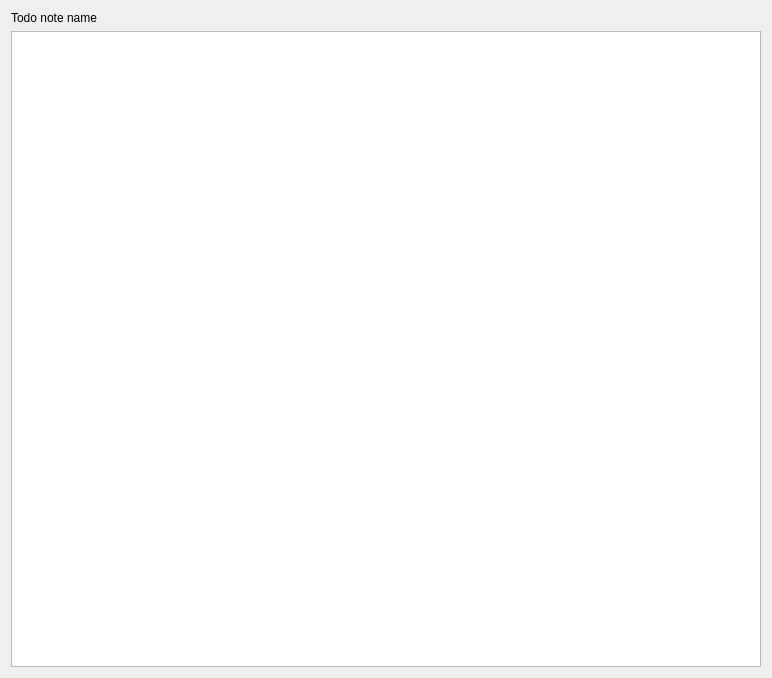
Above: Notessa/todo_notes/ui/show_todo_note_widget.ui from Eixini/Notessa before the change. Below: the same form after it.
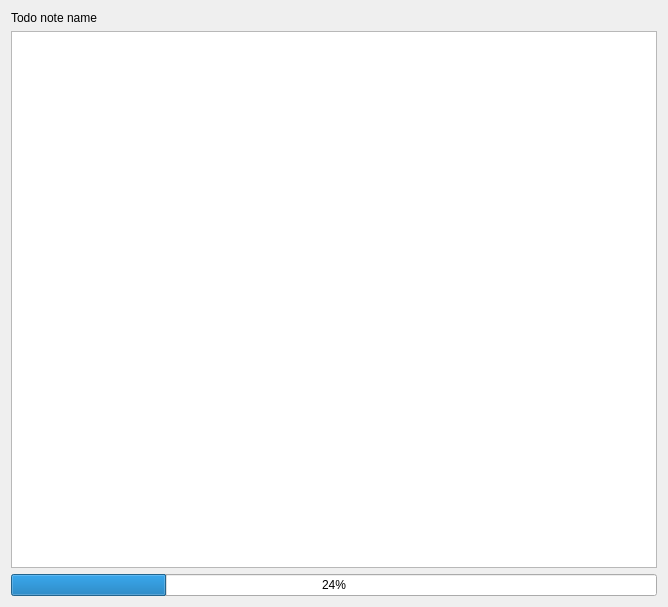
That is the form after the change.

```diff
--- a/Notessa/todo_notes/ui/show_todo_note_widget.ui
+++ b/Notessa/todo_notes/ui/show_todo_note_widget.ui
@@ -6,8 +6,8 @@
    <rect>
     <x>0</x>
     <y>0</y>
-    <width>772</width>
-    <height>678</height>
+    <width>668</width>
+    <height>607</height>
    </rect>
   </property>
   <property name="windowTitle">
@@ -24,6 +24,13 @@
    <item>
     <widget class="QListView" name="todo_items_list_view"/>
    </item>
+   <item>
+    <widget class="QProgressBar" name="todo_progressbar">
+     <property name="value">
+      <number>24</number>
+     </property>
+    </widget>
+   </item>
   </layout>
  </widget>
  <resources>
```
Left out of the diff: 4 changed lines with no effect on the pictures.
